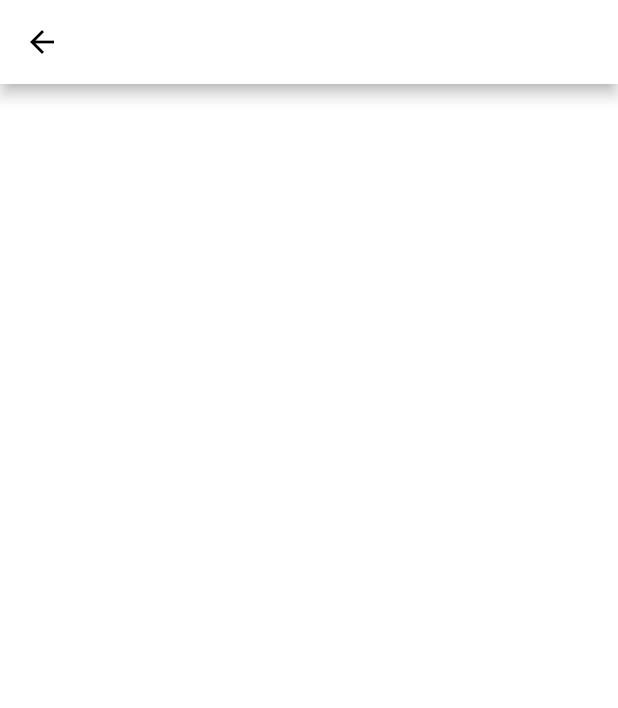
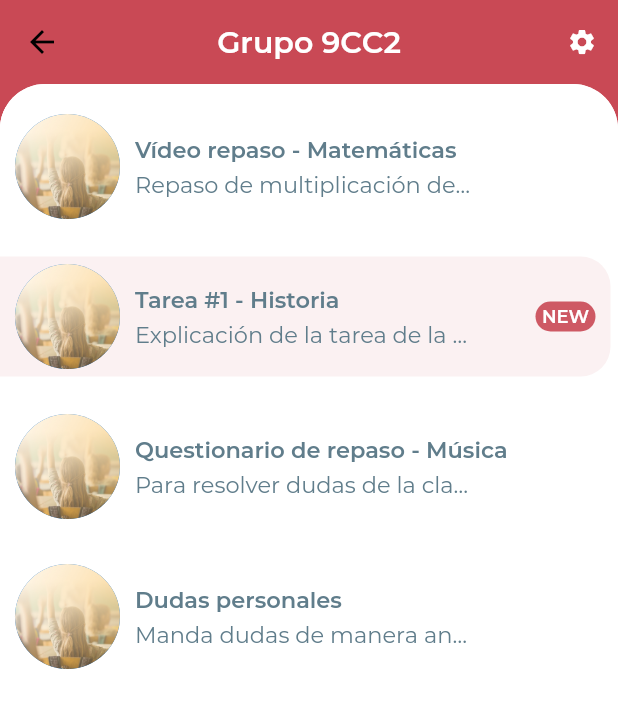
Before and after one commit to JorgePizana/Seminario-de-investigacion-School-app, a Flutter app: the HomeScreen screen opened by its route, on a phone screen of 412 x 824 dp. Shown: the top 708 px of the screen. Run offline on Flutter 3.47's test engine with Material 2 defaults, Android fonts, the phone set to English and light mode, and no system bars; missing offline and left inert: keyboard_visibility.

Commit message:
Home screen activities
-- Created course info, and course model files in order to give some examples of the activities of the course (this should be updated later on with a database)
-- Created file activites_list which contains the activities and images given in  the course_info file
-- home index file, contains the basic information like the group and then calls the activities_list file
-- finally detailed_activity file was created, so when the user taps an activity it  should open the activity info

```diff
--- /dev/null
+++ b/school_app_ux/lib/screens/home/detailed_activity/index.dart
@@ -0,0 +1,23 @@
+import 'package:flutter/cupertino.dart';
+import 'package:flutter/material.dart';
+import 'package:school_app_ux/screens/models/course_model.dart';
+
+class ActivitiesScreen extends StatefulWidget {
+  final CourseData material_homework;
+
+  const ActivitiesScreen({this.material_homework});
+
+  @override
+  _ActivitiesScreenState createState() => _ActivitiesScreenState();
+}
+
+class _ActivitiesScreenState extends State<ActivitiesScreen> {
+  @override
+  Widget build(BuildContext context) {
+    return Scaffold(
+      appBar: AppBar(
+        title: Text(widget.material_homework.activity),
+      ),
+    );
+  }
+}
--- a/school_app_ux/lib/screens/home/index.dart
+++ b/school_app_ux/lib/screens/home/index.dart
@@ -1,11 +1,14 @@
+import 'package:flutter/cupertino.dart';
 import 'package:flutter/material.dart';
+import 'package:school_app_ux/screens/home/widgets/activities_list/index.dart';
 
 class HomeScreen extends StatefulWidget {
   @override
   _HomeScreenState createState() => _HomeScreenState();
 }
 
-class _HomeScreenState extends State<HomeScreen> with SingleTickerProviderStateMixin {
+class _HomeScreenState extends State<HomeScreen>
+    with SingleTickerProviderStateMixin {
   TabController _tabController;
 
   @override
@@ -17,10 +20,48 @@ class _HomeScreenState extends State<HomeScreen> with SingleTickerProviderStateM
   @override
   Widget build(BuildContext context) {
     return Scaffold(
+      backgroundColor: Color.fromARGB(255, 201, 73, 85),
       appBar: AppBar(
+        backgroundColor: Color.fromARGB(255, 201, 73, 85),
+        elevation: 0.0,
+        centerTitle: true,
         title: Text(
-            'Home Screen'
+          'Grupo 9CC2',
+          style: TextStyle(
+            //Appbar titles
+            color: Colors.white,
+            fontFamily: 'Montserrat',
+            fontWeight: FontWeight.bold,
+            fontSize: 20.0,
+          ),
         ),
+        actions: [
+          IconButton(icon: Icon(
+            Icons.settings,
+            color: Colors.white, // Theme.of(context).iconTheme.color,
+            size: 20,
+          ), onPressed: null)
+        ],
+      ),
+      body: Column(
+        children: [
+          Expanded(
+            child: Container(
+              decoration: BoxDecoration(
+                color: Colors.white,
+                borderRadius: BorderRadius.only(
+                  topLeft: Radius.circular(30.0),
+                  topRight: Radius.circular(30.0),
+                ),
+              ),
+              child: Column(
+                children: [
+                  ActivitiesList(),
+                ],
+              ),
+            ),
+          ),
+        ],
       ),
     );
   }
--- /dev/null
+++ b/school_app_ux/lib/screens/home/widgets/activities_list/index.dart
@@ -0,0 +1,123 @@
+import 'package:flutter/material.dart';
+import 'package:school_app_ux/screens/home/detailed_activity/index.dart';
+import 'package:school_app_ux/screens/models/courseInfo.dart';
+
+class ActivitiesList extends StatelessWidget {
+  @override
+  Widget build(BuildContext context) {
+    return Expanded(
+      child: Container(
+        decoration: BoxDecoration(
+          color: Colors.white,
+          borderRadius: BorderRadius.only(
+            topLeft: Radius.circular(30.0),
+            topRight: Radius.circular(30.0),
+          ),
+        ),
+        child: ClipRRect(
+          borderRadius: BorderRadius.only(
+            topLeft: Radius.circular(30.0),
+            topRight: Radius.circular(30.0),
+          ),
+          child: ListView.builder(
+              itemCount: pendingsList.length,
+              itemBuilder: (BuildContext context, int index) {
+                final Description activities = pendingsList[index];
+                return GestureDetector(
+                  onTap: () => Navigator.push(context,
+                      MaterialPageRoute(
+                          builder: (_) => ActivitiesScreen(
+                            material_homework: activities.material_homework,
+                          )
+                      )
+                  ),
+                  child: Container(
+                    margin: EdgeInsets.only(top: 15.0, bottom: 5.0, right: 5.0),
+                    padding:
+                        EdgeInsets.symmetric(horizontal: 10.0, vertical: 5.0),
+                    decoration: BoxDecoration(
+                        color: activities.unread
+                            ? Color.fromARGB(255, 201, 73, 85).withOpacity(0.08)
+                            : Colors.white,
+                        borderRadius: BorderRadius.only(
+                          topRight: Radius.circular(20.0),
+                          bottomRight: Radius.circular(20.0),
+                        )),
+                    child: Row(
+                      mainAxisAlignment: MainAxisAlignment.spaceBetween,
+                      children: [
+                        Row(
+                          children: [
+                            CircleAvatar(
+                              radius: 35.0,
+                              backgroundImage: AssetImage(
+                                  activities.material_homework.imageUrl),
+                            ),
+                            SizedBox(width: 10.0,
+                            ),
+                            Column(
+                              crossAxisAlignment: CrossAxisAlignment.start,
+                              children: [
+                                Text(
+                                  activities.material_homework.activity,
+                                  style: TextStyle(
+                                      //back to initial page title
+                                      color: Colors.blueGrey,
+                                      fontWeight: FontWeight.bold,
+                                      fontFamily: 'Montserrat',
+                                      fontSize: 15),
+                                ),
+                                SizedBox(
+                                  height: 5.0,
+                                ),
+                                Container(
+                                  width: MediaQuery.of(context).size.width * 0.55,
+                                  child: Text(
+                                    activities.description,
+                                    style: TextStyle(
+                                        //back to initial page title
+                                        color: Colors.blueGrey,
+                                        fontFamily: 'Montserrat',
+                                        fontSize: 15),
+                                    overflow: TextOverflow.ellipsis,
+                                  ),
+                                ),
+                              ],
+                            ),
+                          ],
+                        ),
+                        Column(
+                          children: [
+                            activities.unread
+                                ? Container(
+                                    width: 40.0,
+                                    height: 20.0,
+                                    decoration: BoxDecoration(
+                                      color: Color.fromARGB(255, 201, 73, 85)
+                                          .withOpacity(0.9),
+                                      borderRadius: BorderRadius.circular(30.0),
+                                    ),
+                                    alignment: Alignment.center,
+                                    child: Text(
+                                      "NEW",
+                                      style: TextStyle(
+                                        color: Colors.white,
+                                        fontFamily: 'Montserrat',
+                                        fontSize: 12.0,
+                                        fontWeight: FontWeight.bold,
+                                      ),
+                                    ),
+                                  )
+                                : Text(''),
+                          ],
+                        ),
+                      ],
+                    ),
+                  ),
+                );
+              }),
+        ),
+      ),
+    );
+  }
+}
--- /dev/null
+++ b/school_app_ux/lib/screens/models/courseInfo.dart
@@ -0,0 +1,63 @@
+import 'package:school_app_ux/screens/models/course_model.dart';
+
+class Description{
+  final CourseData material_homework;
+  final String description;
+  final bool unread;
+
+  Description({
+    this.material_homework,
+    this.description,
+    this.unread,
+});
+
+}
+
+//materials and homework
+final CourseData video = CourseData(
+  id: 0,
+  activity: "Vídeo repaso - Matemáticas",
+  imageUrl: 'assets/images/background_start_image.jpg',
+);
+
+final CourseData homework = CourseData(
+  id: 1,
+  activity: "Tarea #1 - Historia",
+  imageUrl: 'assets/images/background_start_image.jpg',
+);
+
+final CourseData questions = CourseData(
+  id: 3,
+  activity: "Questionario de repaso - Música",
+  imageUrl: 'assets/images/background_start_image.jpg',
+);
+
+final CourseData personalQuestions = CourseData(
+  id: 4,
+  activity: "Dudas personales",
+  imageUrl: 'assets/images/background_start_image.jpg',
+);
+
+//List example in home screen
+List<Description> pendingsList = [
+  Description(
+    material_homework: video,
+    description: "Repaso de multiplicación de fracciones",
+    unread: false,
+  ),
+  Description(
+    material_homework: homework,
+    description: "Explicación de la tarea de la clase. Fecha de entrega 22/11/2020",
+    unread: true,
+  ),
+  Description(
+    material_homework: questions,
+    description: "Para resolver dudas de la clase de hoy :)",
+    unread: false,
+  ),
+  Description(
+    material_homework: personalQuestions,
+    description: "Manda dudas de manera anonima, para resolverla durante clase.",
+    unread: false,
+  ),
+];
--- /dev/null
+++ b/school_app_ux/lib/screens/models/course_model.dart
@@ -0,0 +1,11 @@
+class CourseData {
+  final int id;
+  final String activity;
+  final String imageUrl;
+
+  CourseData({
+    this.id,
+    this.activity,
+    this.imageUrl,
+  });
+}
--- a/school_app_ux/lib/styles.dart
+++ b/school_app_ux/lib/styles.dart
@@ -7,7 +7,7 @@ class ThemeBuilder {
     scaffoldBackgroundColor: Colors.white,
     backgroundColor: Colors.white,
     appBarTheme: AppBarTheme(
-      color: Colors.white, //App bar color
+      color: Color.fromARGB(255, 201, 73, 85), //App bar color
       iconTheme: IconThemeData(
         color: Colors.black,
       ),
@@ -15,7 +15,7 @@ class ThemeBuilder {
     textTheme: TextTheme(
       headline6: TextStyle(
         //Appbar titles
-        color: Colors.black87,
+        color: Colors.white,
         fontFamily: 'Montserrat',
       ),
       headline5: TextStyle(
@@ -57,5 +57,6 @@ class ThemeBuilder {
       unselectedLabelColor: Colors.grey[400],
     ),
     buttonColor: Colors.deepPurple, //start course button
+
   );
 }
```
Also changed, not shown: school_app_ux/pubspec.yaml (+0 -56 lines), school_app_ux/lib/screens/home/detailed_activity/styles.dart (added), school_app_ux/lib/screens/home/widgets/activities_list/styles.dart (added).
